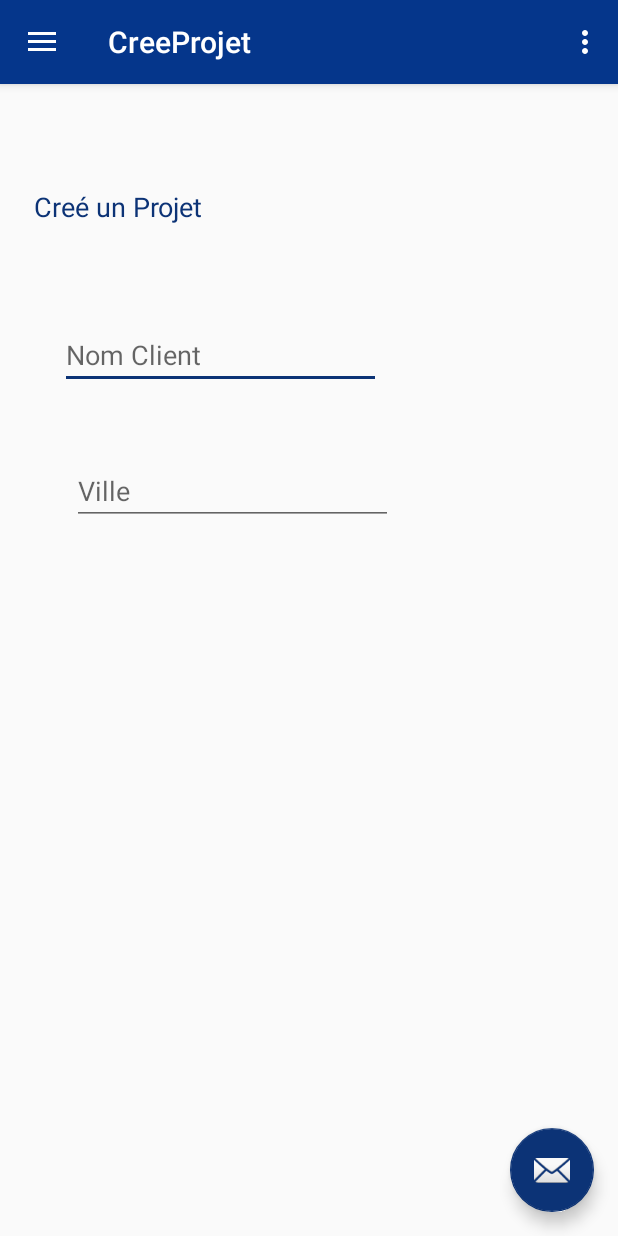
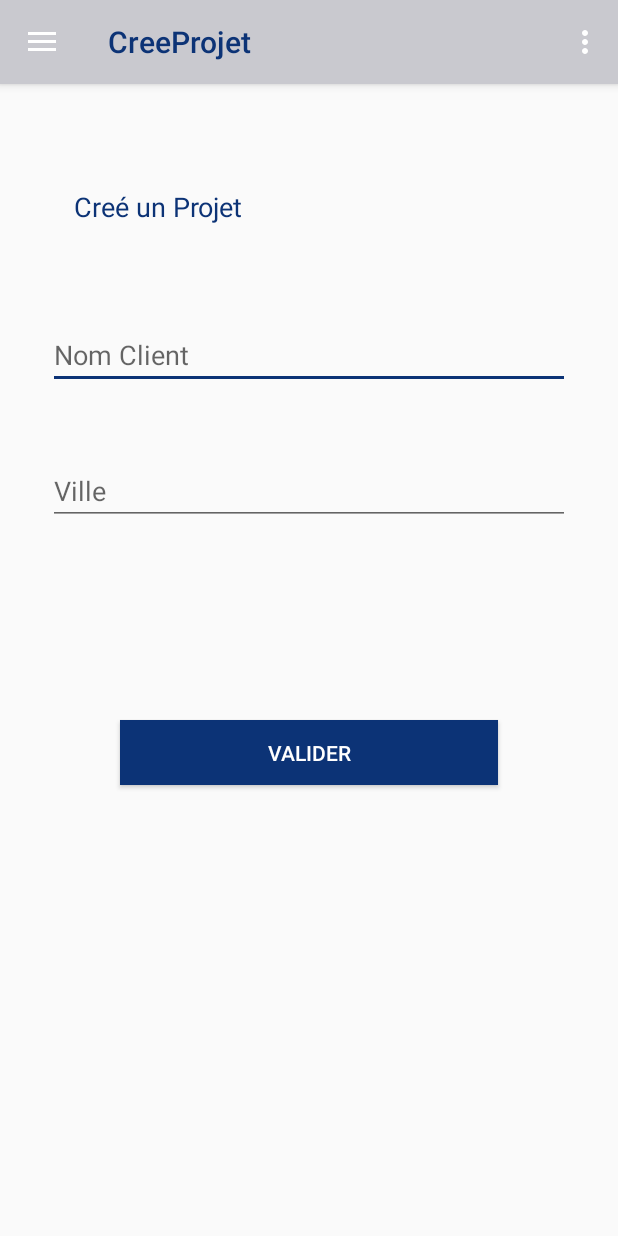
Before and after one commit to hamzamlayeh/Orvea, an Android app: the CreeProjet screen opened directly, with no data from a screen before it, on a phone screen of 412 x 824 dp. Run offline under Robolectric (Android 15) with nearby library versions, the phone set to English and light mode, and no system bars; 1 statement that could not run was skipped.

Commit message:
cree projet

```diff
--- a/app/src/main/res/layout/app_bar_cree_projet.xml
+++ b/app/src/main/res/layout/app_bar_cree_projet.xml
@@ -15,19 +15,14 @@
             android:id="@+id/toolbar"
             android:layout_width="match_parent"
             android:layout_height="?attr/actionBarSize"
-            android:background="?attr/colorPrimary"
+            android:background="@color/gris_fon"
+            app:titleTextColor="@color/colorAccent"
             app:popupTheme="@style/AppTheme.PopupOverlay" />
 
     </android.support.design.widget.AppBarLayout>
 
     <include layout="@layout/content_cree_projet" />
 
-    <android.support.design.widget.FloatingActionButton
-        android:id="@+id/fab"
-        android:layout_width="wrap_content"
-        android:layout_height="wrap_content"
-        android:layout_gravity="bottom|end"
-        android:layout_margin="@dimen/fab_margin"
-        app:srcCompat="@android:drawable/ic_dialog_email" />
+
 
 </android.support.design.widget.CoordinatorLayout>
--- a/app/src/main/res/layout/content_cree_projet.xml
+++ b/app/src/main/res/layout/content_cree_projet.xml
@@ -14,8 +14,8 @@
 
         <LinearLayout
             android:layout_width="match_parent"
-            android:layout_height="wrap_content"
-            android:orientation="vertical" >
+            android:layout_height="match_parent"
+            android:orientation="horizontal">
 
             <android.support.constraint.ConstraintLayout
                 android:layout_width="match_parent"
@@ -23,9 +23,9 @@
 
                 <TextView
                     android:id="@+id/textView11"
-                    android:layout_width="wrap_content"
+                    android:layout_width="0dp"
                     android:layout_height="wrap_content"
-                    android:layout_marginEnd="303dp"
+                    android:layout_marginEnd="200dp"
                     android:layout_marginStart="49dp"
                     android:layout_marginTop="69dp"
                     android:text="Creé un Projet"
@@ -39,8 +39,8 @@
                     android:id="@+id/NomClient"
                     android:layout_width="0dp"
                     android:layout_height="wrap_content"
-                    android:layout_marginEnd="158dp"
-                    android:layout_marginStart="40dp"
+                    android:layout_marginEnd="32dp"
+                    android:layout_marginStart="32dp"
                     android:layout_marginTop="64dp"
                     android:ems="10"
                     android:hint="Nom Client"
@@ -53,8 +53,8 @@
                     android:id="@+id/Ville"
                     android:layout_width="0dp"
                     android:layout_height="wrap_content"
-                    android:layout_marginEnd="150dp"
-                    android:layout_marginStart="48dp"
+                    android:layout_marginEnd="32dp"
+                    android:layout_marginStart="32dp"
                     android:layout_marginTop="45dp"
                     android:ems="10"
                     android:hint="Ville"
@@ -62,6 +62,24 @@
                     app:layout_constraintEnd_toEndOf="parent"
                     app:layout_constraintStart_toStartOf="parent"
                     app:layout_constraintTop_toBottomOf="@+id/NomClient" />
+
+                <Button
+                    android:id="@+id/valider2"
+                    android:layout_width="0dp"
+                    android:layout_height="43dp"
+                    android:layout_marginBottom="140dp"
+                    android:layout_marginEnd="80dp"
+                    android:layout_marginStart="80dp"
+                    android:layout_marginTop="130dp"
+                    android:background="@color/colorAccent"
+                    android:text="Valider"
+                    android:textColor="@android:color/background_light"
+                    app:layout_constraintBottom_toBottomOf="parent"
+                    app:layout_constraintEnd_toEndOf="parent"
+                    app:layout_constraintHorizontal_bias="0.0"
+                    app:layout_constraintStart_toStartOf="parent"
+                    app:layout_constraintTop_toBottomOf="@+id/Ville"
+                    app:layout_constraintVertical_bias="1.0" />
             </android.support.constraint.ConstraintLayout>
         </LinearLayout>
     </ScrollView>
```
